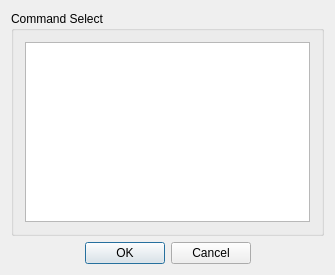
Above: Console/UI/RemoteCommandGroupUI.ui from yang-zhongtian/PYCM before the change. Below: the same form after it.
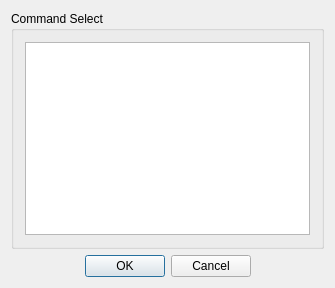
That is the form after the change. Icons and pictures are not drawn.

The edit to the form file:
```diff
--- a/Console/UI/RemoteCommandGroupUI.ui
+++ b/Console/UI/RemoteCommandGroupUI.ui
@@ -7,7 +7,7 @@
     <x>0</x>
     <y>0</y>
     <width>335</width>
-    <height>275</height>
+    <height>288</height>
    </rect>
   </property>
   <property name="sizePolicy">
```
Left out of the diff: 6 changed lines with no effect on the pictures.
